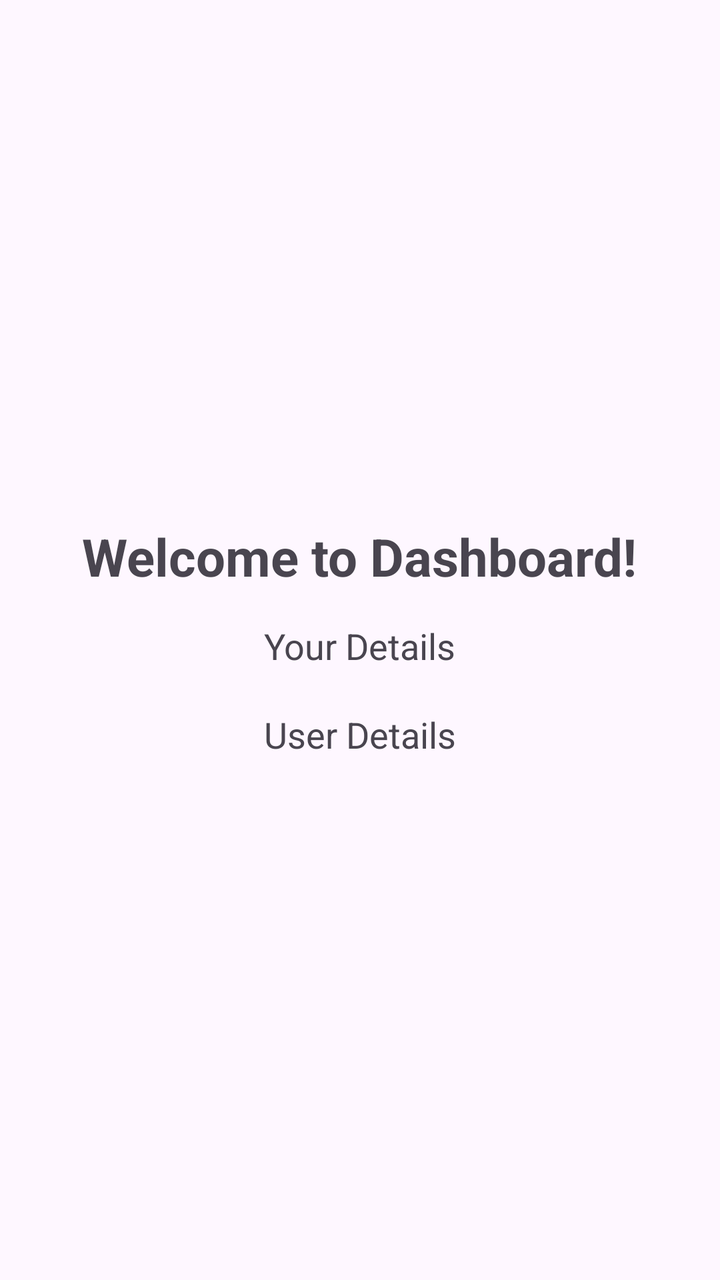
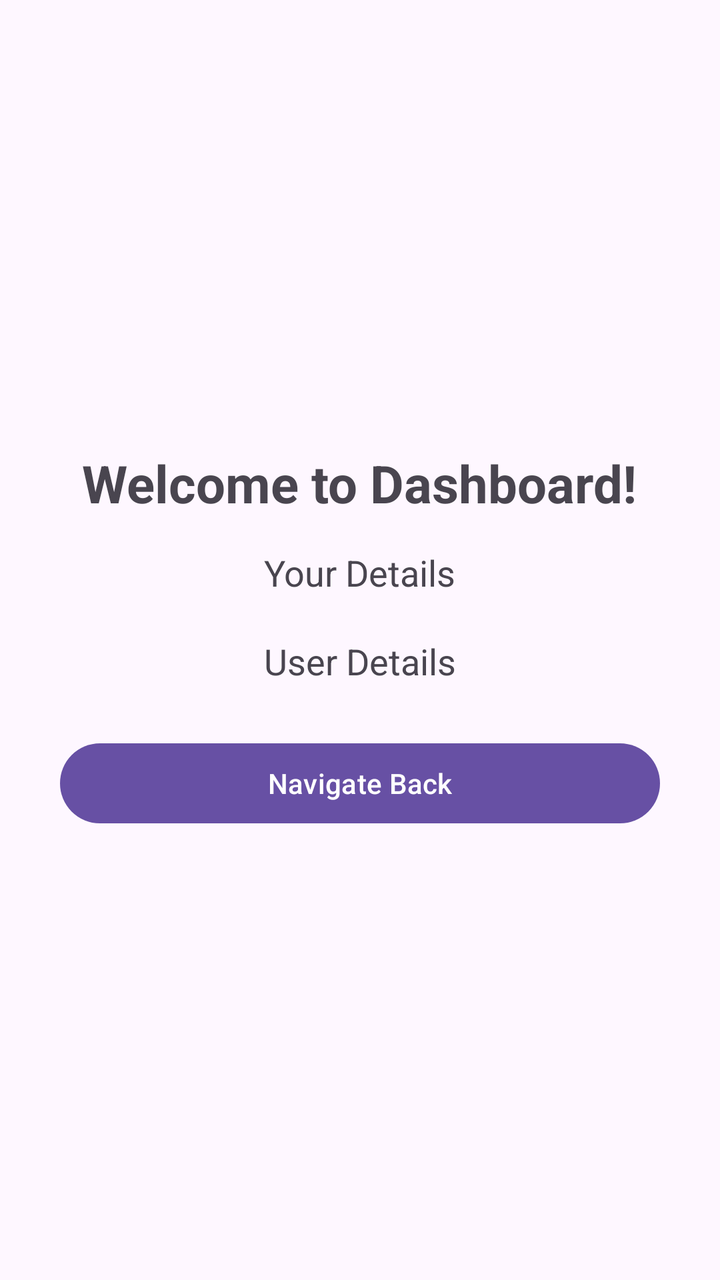

An Android layout rendered at two revisions. The XML below is the earlier revision; the diff shows what the commit changed to produce the second picture.
<!-- AndroidManifest.xml: application theme Theme.MyApplication -->
<!-- res/layout/activity_dashboard.xml -->
<?xml version="1.0" encoding="utf-8"?>
<LinearLayout
    xmlns:android="http://schemas.android.com/apk/res/android"
    android:layout_width="match_parent"
    android:layout_height="match_parent"
    android:orientation="vertical"
    android:gravity="center"
    android:padding="30dp">

    <TextView
        android:layout_width="wrap_content"
        android:layout_height="wrap_content"
        android:text="Welcome to Dashboard!"
        android:textSize="26sp"
        android:textStyle="bold"/>

    <TextView
        android:layout_width="wrap_content"
        android:layout_height="wrap_content"
        android:text="Your Details"
        android:textSize="18sp"
        android:layout_marginTop="15dp"/>

    <TextView
        android:id="@+id/receiverTxt"
        android:layout_width="wrap_content"
        android:layout_height="wrap_content"
        android:text="User Details"
        android:textSize="18sp"
        android:layout_marginTop="20dp"/>

</LinearLayout>
<!-- resources referenced by this layout -->
<resources>
  <style name="Theme.MyApplication" parent="Base.Theme.MyApplication" />
  <style name="Base.Theme.MyApplication" parent="Theme.Material3.DayNight.NoActionBar">
          
          
      </style>
</resources>

<!-- the commit's change to res/layout/activity_dashboard.xml (unified diff, before → after) -->
@@ -29,4 +29,11 @@
         android:textSize="18sp"
         android:layout_marginTop="20dp"/>
 
+    <Button
+        android:id="@+id/btnNavBack"
+        android:layout_width="match_parent"
+        android:layout_height="wrap_content"
+        android:text="Navigate Back"
+        android:layout_marginTop="25dp"/>
+
 </LinearLayout>
